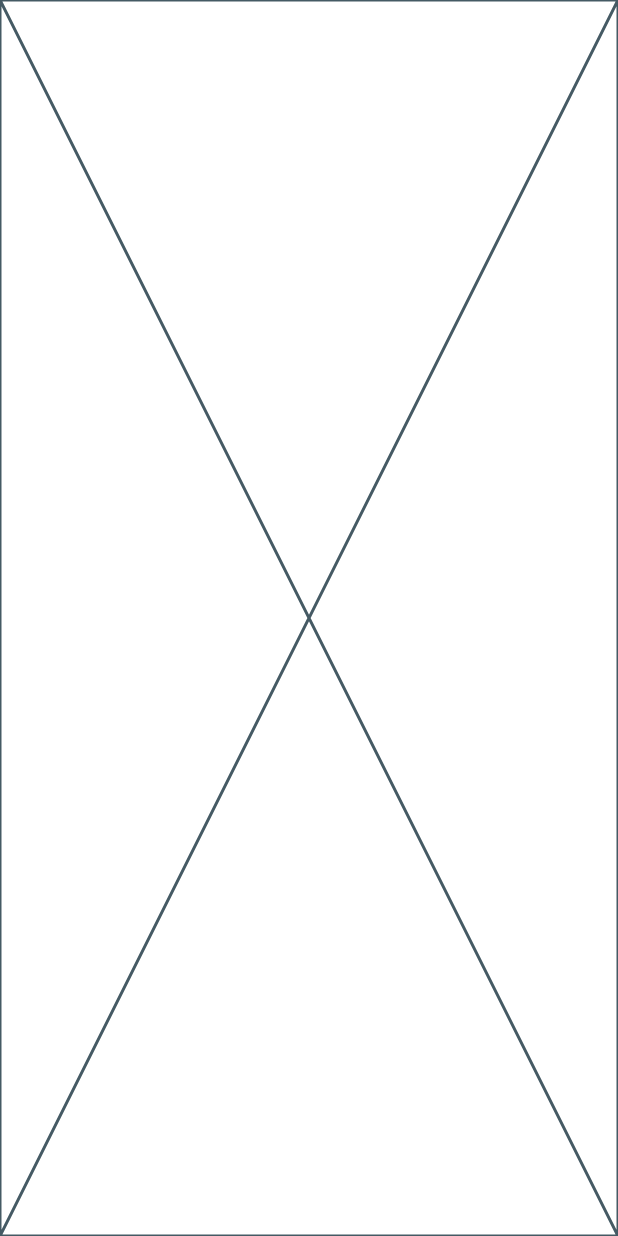
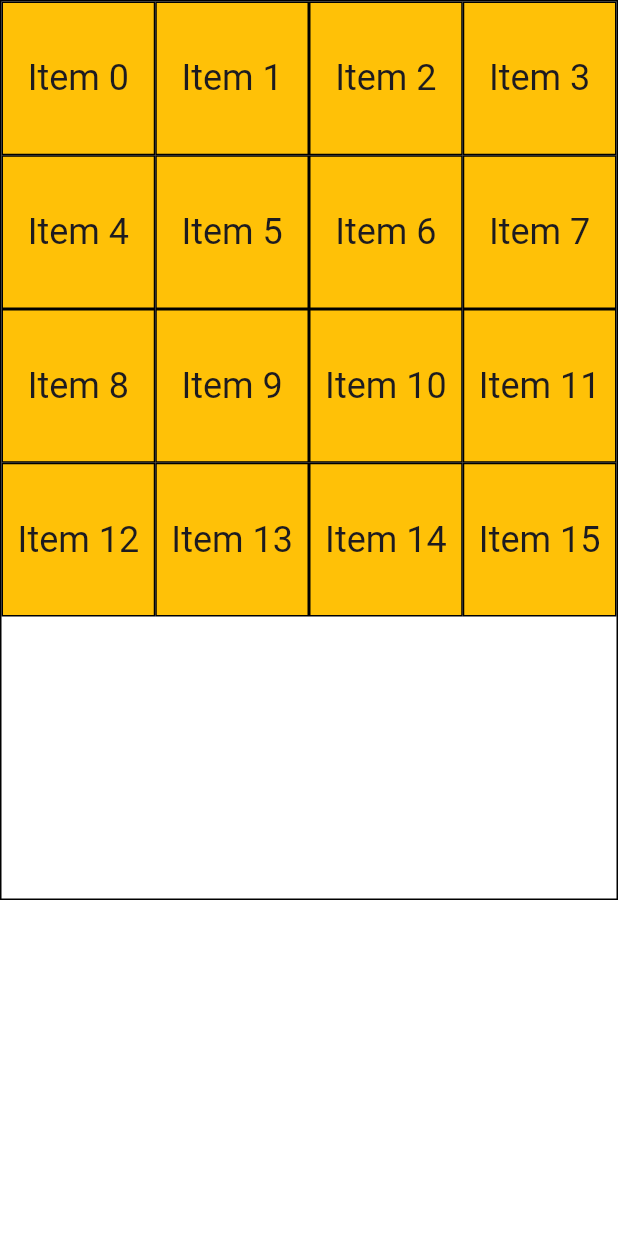
Before and after one commit to SandroMaglione/flutter_state_management_all_in_one, a Flutter app: the screen it shows after launch, on a phone screen of 412 x 824 dp. Run offline on Flutter 3.47's test engine with Material 3 defaults, Android fonts, the phone set to English and light mode, and no system bars.

Commit message:
grid setup

```diff
--- a/lib/main.dart
+++ b/lib/main.dart
@@ -1,4 +1,6 @@
 import 'package:flutter/material.dart';
+
+const gridSize = 4;
 
 void main() {
   runApp(const MyApp());
@@ -15,7 +17,35 @@ class MyApp extends StatelessWidget {
         colorScheme: ColorScheme.fromSeed(seedColor: Colors.deepPurple),
         useMaterial3: true,
       ),
-      home: const Placeholder(),
+      home: Column(
+        children: [
+          Container(
+            height: 600,
+            width: 600,
+            decoration: BoxDecoration(
+              border: Border.all(color: Colors.black),
+            ),
+            child: GridView.count(
+              crossAxisCount: gridSize,
+              children: List.generate(
+                gridSize * gridSize,
+                (index) => Container(
+                  decoration: BoxDecoration(
+                    color: Colors.amber,
+                    border: Border.all(color: Colors.black),
+                  ),
+                  child: Center(
+                    child: Text(
+                      'Item $index',
+                      style: Theme.of(context).textTheme.headlineSmall,
+                    ),
+                  ),
+                ),
+              ),
+            ),
+          ),
+        ],
+      ),
     );
   }
 }
```
